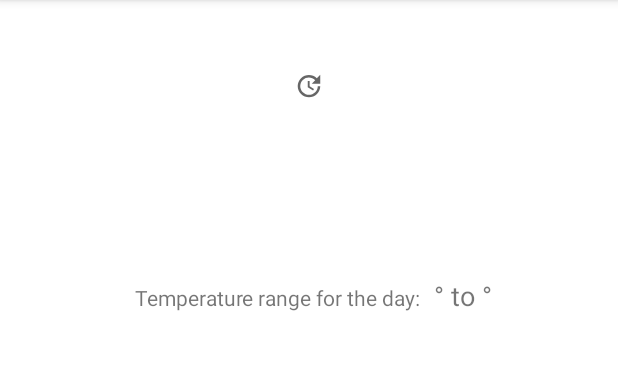
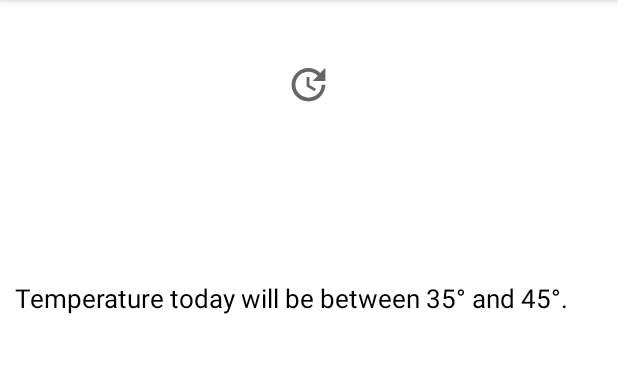
Before and after one commit to amarendra/TheWeatherApp, an Android app: the WeatherDetailActivity screen opened directly, with no data from a screen before it, on a phone screen of 412 x 824 dp, the part 84-457 px from its top. Run offline under Robolectric (Android 15) with nearby library versions, the phone set to English and light mode, and no system bars; our stand-ins replace Picasso; network calls fail; pictures from the network do not load.

Commit message:
minor ui changes

```diff
--- a/app/src/main/java/com/olrep/theweatherapp/ui/detail/WeatherDetailActivity.java
+++ b/app/src/main/java/com/olrep/theweatherapp/ui/detail/WeatherDetailActivity.java
@@ -86,12 +86,11 @@ public class WeatherDetailActivity extends AppCompatActivity {
         // various ui elements to be shown
         final TextView cityTv = findViewById(R.id.tv_city_name);
         final TextView lastUpdatedTv = findViewById(R.id.tv_last_updated);
-        final TextView tempMinTv = findViewById(R.id.tv_min_temp);
-        final TextView tempMaxTv = findViewById(R.id.tv_max_temp);
-        final TextView tempTv = findViewById(R.id.tv_temp_large);
+        final TextView largeTempTv = findViewById(R.id.tv_temp_large);
+        final TextView tempRangeTv = findViewById(R.id.tv_temp_range);
         final TextView tempFeelsTv = findViewById(R.id.tv_temp_desc);
         final TextView weatherDescTv = findViewById(R.id.tv_weather_desc);
-        final ImageView weatherConditionTv = findViewById(R.id.iv_weather_condition_2x);
+        final ImageView weatherConditionIv = findViewById(R.id.iv_weather_condition_2x);
 
         // observing current weather live data via view model
         // both cached (from db) and network call gets updated and propagated here
@@ -103,21 +102,15 @@ public class WeatherDetailActivity extends AppCompatActivity {
 
             if (resultPair != null && resultPair.first && resultPair.second != null) {
                 Log.d(TAG, "setting views");
-                StringBuilder stringBuilder = new StringBuilder();
 
-                Picasso.get().load(Utils.getIconUrl(resultPair.second.weather_icon)).into(weatherConditionTv);
+                Picasso.get().load(Utils.getIconUrl2x(resultPair.second.weather_icon)).into(weatherConditionIv);
 
-                cityTv.setText(stringBuilder.append(resultPair.second.city).append(", ").append(resultPair.second.country).toString());
+                cityTv.setText(cityTv.getContext().getString(R.string.city_country, resultPair.second.city, resultPair.second.country));
                 lastUpdatedTv.setText(Utils.lastUpdated(resultPair.second.last_updated));
-                tempMinTv.setText(String.valueOf(resultPair.second.temp_min));
-                tempMaxTv.setText(String.valueOf(resultPair.second.temp_max));
-
-                stringBuilder.setLength(0);
-                tempTv.setText(stringBuilder.append((resultPair.second.temp)).append("°").toString());
-
-                stringBuilder.setLength(0);
-                tempFeelsTv.setText(stringBuilder.append("Temperate at this time feels like ").append(resultPair.second.temp_feels_like).append("°").toString());
-                weatherDescTv.setText(resultPair.second.weather_description);
+                largeTempTv.setText(largeTempTv.getContext().getString(R.string.large_temp, String.valueOf(resultPair.second.temp)));
+                tempRangeTv.setText(tempRangeTv.getContext().getString(R.string.temp_range, String.valueOf(resultPair.second.temp_min), String.valueOf(resultPair.second.temp_max)));
+                tempFeelsTv.setText(tempFeelsTv.getContext().getString(R.string.temp_feels_like, String.valueOf(resultPair.second.temp_feels_like)));
+                weatherDescTv.setText(weatherDescTv.getContext().getString(R.string.weather_condition, resultPair.second.weather_description));
 
                 favButton.setVisibility(View.VISIBLE);
 
@@ -137,7 +130,6 @@ public class WeatherDetailActivity extends AppCompatActivity {
     // to toggle add/remove icon of floating button
     private int getFavRes(boolean favourite) {
         return favourite ? R.drawable.ic_close : R.drawable.ic_add;
-
     }
 
     // checking whether it's a fav already
--- a/app/src/main/java/com/olrep/theweatherapp/utils/Utils.java
+++ b/app/src/main/java/com/olrep/theweatherapp/utils/Utils.java
@@ -6,6 +6,10 @@ public final class Utils {
     // directly gets the weather condition icon url as per owm contract
     public static String getIconUrl(String iconId) {
         return "http://openweathermap.org/img/wn/" + iconId + ".png";   // can add @Nx before . to get bigger size todo
+    }
+
+    public static String getIconUrl2x(String iconId) {
+        return "http://openweathermap.org/img/wn/" + iconId + "@2x.png";   // can add @Nx before . to get bigger size todo
     }
 
     // returns the last updated time diff as "4 hours ago"
--- a/app/src/main/res/layout/weather_detail_activity.xml
+++ b/app/src/main/res/layout/weather_detail_activity.xml
@@ -9,7 +9,9 @@
         android:layout_width="wrap_content"
         android:layout_height="wrap_content"
         android:layout_centerHorizontal="true"
-        android:textSize="35sp"
+        android:fontFamily="sans-serif-smallcaps"
+        android:textColor="@color/purple_500"
+        android:textSize="25sp"
         tools:text="Bangalore, IN" />
 
     <LinearLayout
@@ -18,11 +20,13 @@
         android:layout_height="wrap_content"
         android:layout_below="@id/tv_city_name"
         android:layout_centerHorizontal="true"
+        android:layout_marginTop="10dp"
         android:orientation="horizontal">
 
         <ImageView
-            android:layout_width="20dp"
-            android:layout_height="20dp"
+            android:layout_width="30dp"
+            android:layout_height="30dp"
+            android:contentDescription="TODO"
             android:src="@drawable/baseline_update_black_24" />
 
 
@@ -30,6 +34,7 @@
             android:id="@+id/tv_last_updated"
             android:layout_width="wrap_content"
             android:layout_height="wrap_content"
+            android:textSize="20sp"
             tools:text="3d4h" />
     </LinearLayout>
 
@@ -53,74 +58,45 @@
             android:layout_height="wrap_content"
             android:layout_gravity="center_vertical"
             android:layout_marginStart="20dp"
-            android:textSize="50sp"
+            android:textSize="40sp"
             tools:text="34°" />
     </LinearLayout>
 
 
-    <LinearLayout
-        android:id="@+id/ll_min"
+    <TextView
+        android:id="@+id/tv_temp_range"
         android:layout_width="wrap_content"
         android:layout_height="wrap_content"
         android:layout_below="@id/ll_temp_and_weather_cond"
-        android:layout_centerHorizontal="true"
-        android:orientation="horizontal">
-
-        <TextView
-            android:id="@+id/tv_min_label"
-            android:layout_width="wrap_content"
-            android:layout_height="wrap_content"
-            android:padding="6dp"
-            android:text="Temperature range for the day: "
-            android:textSize="14sp" />
-
-        <TextView
-            android:id="@+id/tv_min_temp"
-            android:layout_width="wrap_content"
-            android:layout_height="wrap_content"
-            android:textSize="18sp"
-            tools:text="18" />
-
-        <TextView
-            android:id="@+id/tv_min_unit"
-            android:layout_width="wrap_content"
-            android:layout_height="wrap_content"
-            android:text="° to "
-            android:textSize="18sp" />
-
-        <TextView
-            android:id="@+id/tv_max_temp"
-            android:layout_width="wrap_content"
-            android:layout_height="wrap_content"
-            android:textSize="18sp"
-            tools:text="25" />
-
-        <TextView
-            android:id="@+id/tv_max_unit"
-            android:layout_width="wrap_content"
-            android:layout_height="wrap_content"
-            android:text="°"
-            android:textSize="18sp" />
-
-    </LinearLayout>
+        android:layout_marginStart="10dp"
+        android:fontFamily="sans-serif"
+        android:text="Temperature today will be between 35° and 45°."
+        android:textColor="@android:color/black"
+        android:textSize="@dimen/font_small" />
 
     <TextView
         android:id="@+id/tv_temp_desc"
         android:layout_width="wrap_content"
         android:layout_height="wrap_content"
-        android:layout_below="@id/ll_min"
-        android:layout_centerHorizontal="true"
-        android:layout_marginTop="20dp"
-        tools:text="Temperature feels like 45°" />
+        android:layout_below="@id/tv_temp_range"
+        android:layout_marginStart="10dp"
+        android:layout_marginTop="10dp"
+        android:fontFamily="sans-serif"
+        android:textColor="@android:color/black"
+        android:textSize="@dimen/font_small"
+        tools:text="But temperature right now feels like 45°." />
 
     <TextView
         android:id="@+id/tv_weather_desc"
         android:layout_width="wrap_content"
         android:layout_height="wrap_content"
         android:layout_below="@id/tv_temp_desc"
-        android:layout_centerHorizontal="true"
+        android:layout_marginStart="10dp"
         android:layout_marginTop="20dp"
-        tools:text="This is how weather is today" />
+        android:fontFamily="sans-serif"
+        android:textColor="@android:color/black"
+        android:textSize="@dimen/font_small"
+        tools:text="Today's weather condition is: mist." />
 
     <com.google.android.material.floatingactionbutton.FloatingActionButton
         android:id="@+id/btn_fav"
@@ -129,8 +105,8 @@
         android:layout_alignParentEnd="true"
         android:layout_alignParentBottom="true"
         android:layout_margin="32dp"
+        android:src="@drawable/ic_add"
         android:tag="is_not_fav"
-        android:src="@drawable/ic_add"
         android:visibility="invisible" />
 
 </RelativeLayout>
--- /dev/null
+++ b/app/src/main/res/values/dimen.xml
@@ -0,0 +1,4 @@
+<?xml version="1.0" encoding="utf-8"?>
+<resources>
+    <dimen name="font_small">17sp</dimen>
+</resources>
--- a/app/src/main/res/values/strings.xml
+++ b/app/src/main/res/values/strings.xml
@@ -1,4 +1,9 @@
 <resources>
     <string name="app_name">TheWeatherApp</string>
     <string name="action_search">Enter city name</string>
+    <string name="city_country">%1$s, %2$s</string>
+    <string name="large_temp">%1$s°</string>
+    <string name="temp_range">Temperature today will be between %1$s° and %2$2s°.</string>
+    <string name="temp_feels_like">But temperature right now feels like %1$s°.</string>
+    <string name="weather_condition">Today\'s weather condition is: %1$s.</string>
 </resources>
```
